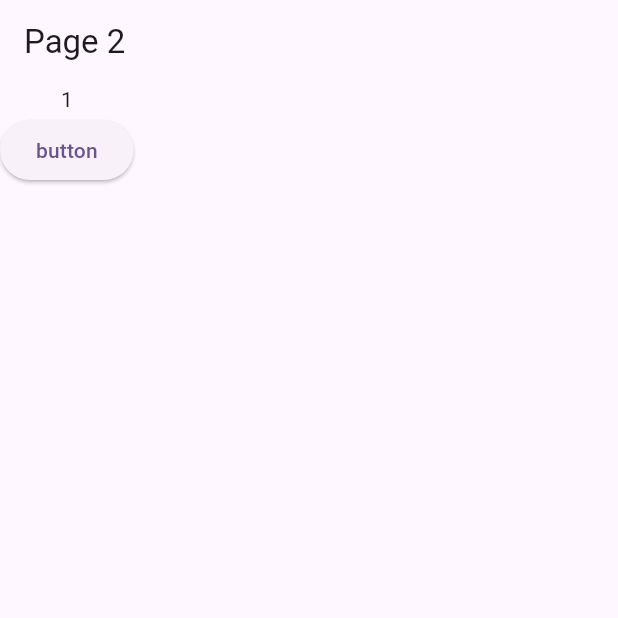
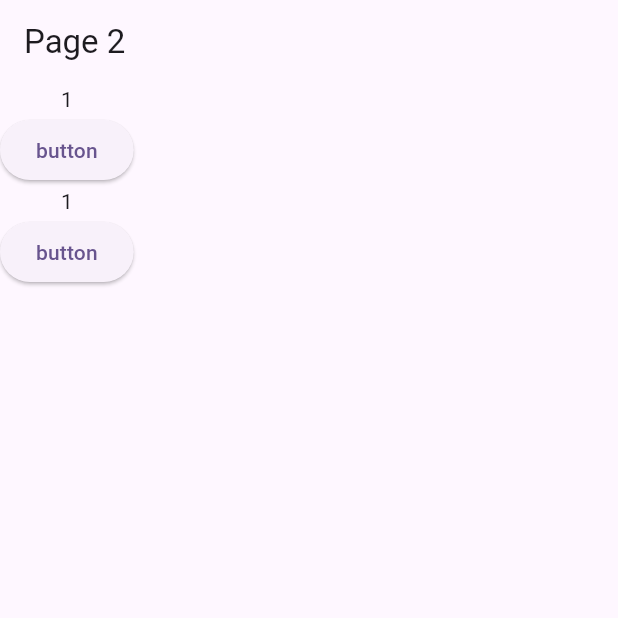
Before and after one commit to rquanx/flutter_all_in_one, a Flutter app: the screen it shows after launch, item 2 of the bottom bar chosen, on a phone screen of 412 x 824 dp, the top half of it. Run offline on Flutter 3.47's test engine with Material 3 defaults, Android fonts, the phone set to English and light mode, and no system bars; drawn by our look-alikes of oktoast; our stand-ins replace dio, flutter_riverpod, go_router.

Commit message:
feat:  riverpod counter example

```diff
--- /dev/null
+++ b/lib/components/counter.dart
@@ -0,0 +1,21 @@
+import 'package:flutter/material.dart';
+import 'package:flutter_riverpod/flutter_riverpod.dart';
+import 'package:flutter_application_1/store/counter.dart';
+
+class Counter extends ConsumerWidget {
+  const Counter({super.key});
+
+  @override
+  Widget build(BuildContext context, WidgetRef ref) {
+    final x = ref.watch(counterProvider);
+    return Column(
+      children: [
+        Text(x.toString()),
+        ElevatedButton(
+          onPressed: () => ref.read(counterProvider.notifier).state++,
+          child: const Text('button'),
+        ),
+      ],
+    );
+  }
+}
--- a/lib/pages/page2.dart
+++ b/lib/pages/page2.dart
@@ -1,7 +1,7 @@
 import 'package:flutter/material.dart';
+import 'package:flutter_application_1/store/counter.dart';
+import 'package:flutter_application_1/components/counter.dart';
 import 'package:flutter_riverpod/flutter_riverpod.dart';
-
-final counterProvider = StateProvider((ref) => 1);
 
 class Page2 extends ConsumerWidget {
   const Page2({super.key});
@@ -19,6 +19,7 @@ class Page2 extends ConsumerWidget {
                 () => ref.read(counterProvider.notifier).state++,
             child: const Text('button'),
           ),
+          Counter()
         ],
       ),
     );
--- /dev/null
+++ b/lib/store/counter.dart
@@ -0,0 +1,4 @@
+import 'package:flutter_riverpod/flutter_riverpod.dart';
+
+/// riverpod 是用于共享状态的，不是用在组件内状态，是类似 store 的东西
+final counterProvider = StateProvider((ref) => 1);
```
